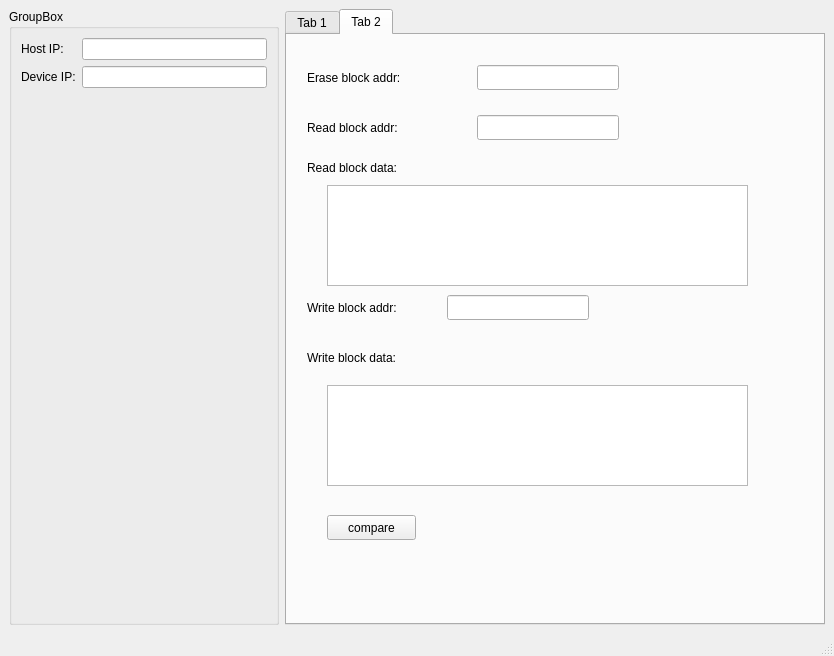
Old version of the form mainwindow.ui in the repository kdurant/qt_minimum_template.
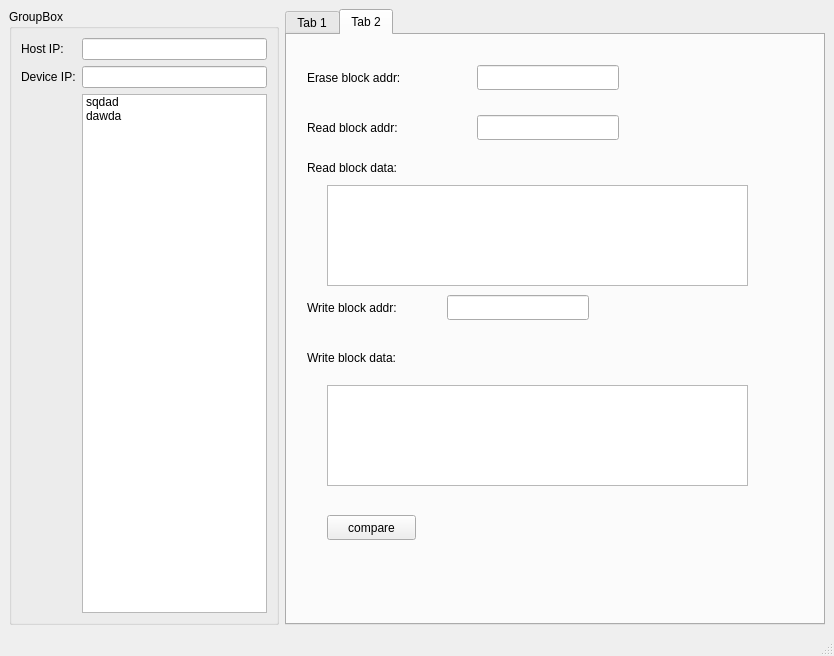
New version of the form.

```diff
--- a/mainwindow.ui
+++ b/mainwindow.ui
@@ -61,6 +61,20 @@
          </property>
         </widget>
        </item>
+       <item row="2" column="1">
+        <widget class="QListWidget" name="listWidget">
+         <item>
+          <property name="text">
+           <string>sqdad</string>
+          </property>
+         </item>
+         <item>
+          <property name="text">
+           <string>dawda</string>
+          </property>
+         </item>
+        </widget>
+       </item>
       </layout>
      </widget>
     </item>
```
